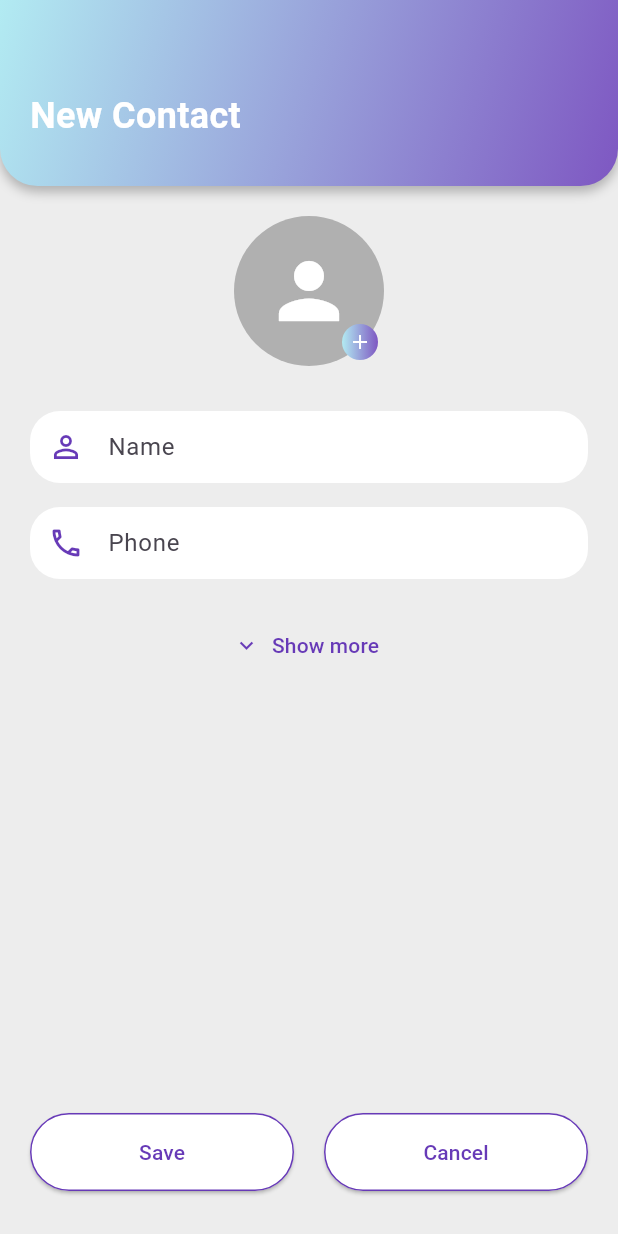
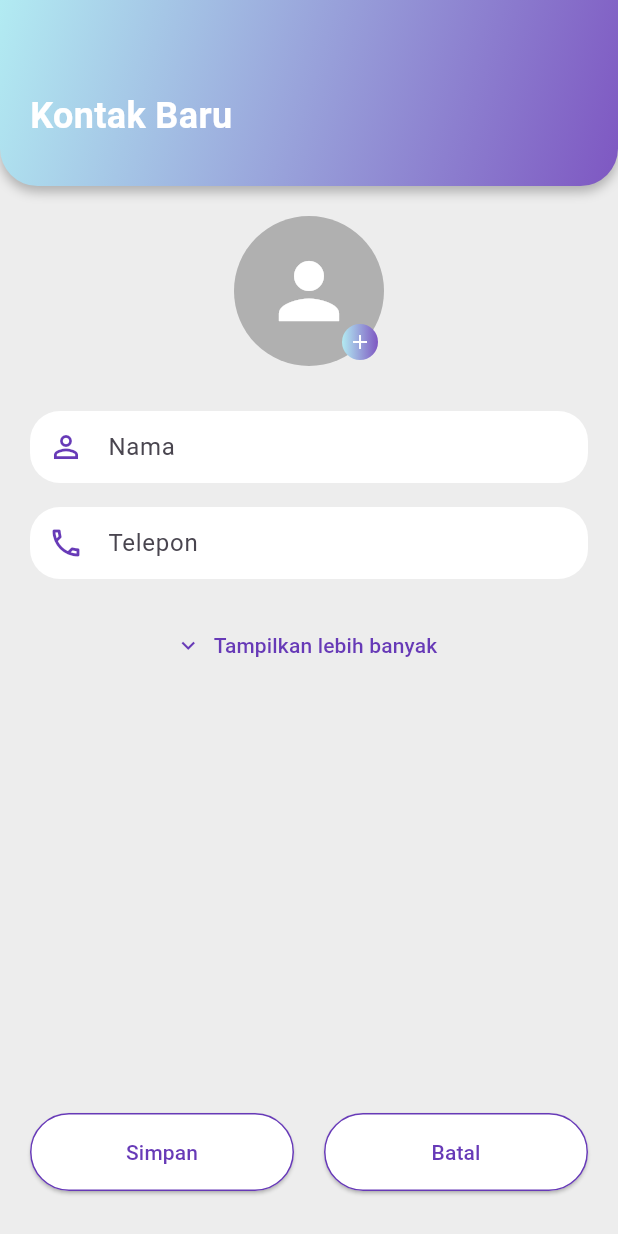
Before and after one commit to ginangela/flutter-phone, a Flutter app: the screen it shows after launch, after a tap on the "add" icon, on a phone screen of 412 x 824 dp. Run offline on Flutter 3.47's test engine with Material 3 defaults, Android fonts, the phone set to English and light mode, and no system bars; our stand-ins replace sqflite, sqflite_common_ffi, sqflite_common_ffi_web; accounts and stored records are empty; network calls fail.

Commit message:
search engine

```diff
--- a/lib/db/database_helper.dart
+++ b/lib/db/database_helper.dart
@@ -27,7 +27,8 @@ class DatabaseHelper {
             name TEXT,
             phone TEXT,
             email TEXT,
-            label TEXT
+            label TEXT,
+            profileImage TEXT
           )
         ''');
       },
--- a/lib/main.dart
+++ b/lib/main.dart
@@ -6,19 +6,25 @@ import 'pages/contact.dart';
 import 'pages/add_contact.dart';
 import 'pages/edit_contact.dart';
 import 'models/contact_model.dart';
+import 'package:path/path.dart';
+
+
+
 
 void main() async {
-  WidgetsFlutterBinding.ensureInitialized();  // Pastikan binding diinisialisasi terlebih dahulu
+  WidgetsFlutterBinding.ensureInitialized();
 
   if (kIsWeb) {
-    databaseFactory = databaseFactoryFfiWeb; // Gunakan untuk web
+    databaseFactory = databaseFactoryFfiWeb;
   } else {
     sqfliteFfiInit();
-    databaseFactory = databaseFactoryFfi; // Untuk platform selain web
+    databaseFactory = databaseFactoryFfi;
+
   }
 
   runApp(const MyApp());
 }
+
 
 class MyApp extends StatelessWidget {
   const MyApp({super.key});
--- a/lib/models/contact_model.dart
+++ b/lib/models/contact_model.dart
@@ -1,17 +1,21 @@
+import 'dart:io';  // Untuk menggunakan File
+
 class Contact {
-  int? id; // id di-set nullable karena akan di-generate oleh database
+  int? id;  // id di-set nullable karena akan di-generate oleh database
   String name;
   String phone;
   String? email;
   String label;
+  File? profileImage;  // Properti baru untuk gambar profil
 
   // Menjadikan id nullable sehingga tidak wajib diisi
   Contact({
-    this.id, // id bersifat nullable
+    this.id,  // id bersifat nullable
     required this.name,
     required this.phone,
     this.email,
     required this.label,
+    this.profileImage,  // Menambahkan parameter untuk gambar profil
   });
 
   // Fungsi untuk mengonversi Contact menjadi Map (untuk disimpan ke DB)
@@ -22,17 +26,19 @@ class Contact {
       'phone': phone,
       'email': email,
       'label': label,
+      'profileImage': profileImage?.path,  // Menyimpan path gambar profil (jika ada)
     };
   }
 
   // Fungsi untuk mengonversi Map menjadi Contact (ketika membaca data dari DB)
   factory Contact.fromMap(Map<String, dynamic> map) {
     return Contact(
-      id: map['id'], // Mengambil id dari database
+      id: map['id'],  // Mengambil id dari database
       name: map['name'],
       phone: map['phone'],
       email: map['email'],
       label: map['label'],
+      profileImage: map['profileImage'] != null ? File(map['profileImage']) : null,  // Membaca gambar profil (jika ada)
     );
   }
 }
--- a/lib/pages/add_contact.dart
+++ b/lib/pages/add_contact.dart
@@ -1,7 +1,7 @@
 import 'package:flutter/material.dart';
 import '../db/database_helper.dart';
 import '../models/contact_model.dart';
-
+import 'package:flutter_phone/pages/detail_contact.dart';
 
 class AddContactPage extends StatefulWidget {
   const AddContactPage({super.key});
@@ -17,7 +17,6 @@ class _AddContactPageState extends State<AddContactPage> {
 
   bool showMore = false;
   String? selectedLabel;
-
   final List<String> labelOptions = ['Personal', 'Work'];
 
   void saveContact() async {
@@ -28,7 +27,7 @@ class _AddContactPageState extends State<AddContactPage> {
     if (name.isEmpty || phone.isEmpty) {
       ScaffoldMessenger.of(context).showSnackBar(
         const SnackBar(
-        content: Text('Please fill in Name and Phone'),
+          content: Text('Harap isi Nama dan Telepon'),
           backgroundColor: Colors.red,
         ),
       );
@@ -42,7 +41,7 @@ class _AddContactPageState extends State<AddContactPage> {
       label: selectedLabel ?? 'Personal',
     );
 
-  // Tampilkan loading
+    // Tampilkan loading spinner
     showDialog(
       context: context,
       barrierDismissible: false,
@@ -50,23 +49,40 @@ class _AddContactPageState extends State<AddContactPage> {
     );
 
     try {
-    await DatabaseHelper().insertContact(newContact);
-    Navigator.pop(context); // tutup loading
+      // Simpan kontak dan ambil ID-nya
+      int insertedId = await DatabaseHelper().insertContact(newContact);
+      newContact.id = insertedId;
+
+      Navigator.pop(context); // Tutup spinner
 
       ScaffoldMessenger.of(context).showSnackBar(
         const SnackBar(
-        content: Text('Contact saved successfully'),
+          content: Text('Kontak berhasil disimpan'),
           backgroundColor: Colors.green,
         ),
       );
 
-    Navigator.pop(context); // kembali ke halaman sebelumnya
+      // Arahkan ke halaman detail kontak
+      Navigator.pushReplacement(
+        context,
+        MaterialPageRoute(
+          builder:
+              (context) => ContactDetailPage(
+                id: newContact.id!,
+                name: newContact.name,
+                phone: newContact.phone,
+                email: newContact.email ?? '',
+                label: newContact.label,
+                profileImage: newContact.profileImage,
+              ),
+        ),
+      );
     } catch (e) {
-    Navigator.pop(context); // tutup loading
+      Navigator.pop(context); // Tutup spinner jika error
 
       ScaffoldMessenger.of(context).showSnackBar(
         SnackBar(
-        content: Text('Failed to save contact: $e'),
+          content: Text('Gagal menyimpan kontak: $e'),
           backgroundColor: Colors.red,
         ),
       );
@@ -80,7 +96,12 @@ class _AddContactPageState extends State<AddContactPage> {
       body: Column(
         children: [
           Container(
-            padding: const EdgeInsets.only(top: 60, left: 20, right: 20, bottom: 30),
+            padding: const EdgeInsets.only(
+              top: 60,
+              left: 20,
+              right: 20,
+              bottom: 30,
+            ),
             decoration: const BoxDecoration(
               gradient: LinearGradient(
                 colors: [Color(0xFFB2EBF2), Color(0xFF7E57C2)],
@@ -102,7 +123,7 @@ class _AddContactPageState extends State<AddContactPage> {
             child: const Align(
               alignment: Alignment.centerLeft,
               child: Text(
-                'New Contact',
+                'Kontak Baru',
                 style: TextStyle(
                   fontSize: 24,
                   fontWeight: FontWeight.bold,
@@ -142,13 +163,13 @@ class _AddContactPageState extends State<AddContactPage> {
               children: [
                 CustomInputField(
                   icon: Icons.person_outline,
-                  hint: 'Name',
+                  hint: 'Nama',
                   controller: nameController,
                 ),
                 const SizedBox(height: 16),
                 CustomInputField(
                   icon: Icons.phone_outlined,
-                  hint: 'Phone',
+                  hint: 'Telepon',
                   controller: phoneController,
                   keyboardType: TextInputType.phone,
                 ),
@@ -174,11 +195,12 @@ class _AddContactPageState extends State<AddContactPage> {
                           children: const [
                             Icon(Icons.label_outline, color: Colors.deepPurple),
                             SizedBox(width: 8),
-                            Text('Labels'),
+                            Text('Label'),
                           ],
                         ),
                         isExpanded: true,
-                        items: labelOptions.map((label) {
+                        items:
+                            labelOptions.map((label) {
                               return DropdownMenuItem<String>(
                                 value: label,
                                 child: Text(label),
@@ -208,7 +230,7 @@ class _AddContactPageState extends State<AddContactPage> {
               color: Colors.deepPurple,
             ),
             label: Text(
-              showMore ? "Show less" : "Show more",
+              showMore ? "Tampilkan lebih sedikit" : "Tampilkan lebih banyak",
               style: const TextStyle(color: Colors.deepPurple),
             ),
           ),
@@ -230,7 +252,7 @@ class _AddContactPageState extends State<AddContactPage> {
                       padding: const EdgeInsets.symmetric(vertical: 16),
                     ),
                     child: const Text(
-                      'Save',
+                      'Simpan',
                       style: TextStyle(color: Colors.deepPurple),
                     ),
                   ),
@@ -250,7 +272,7 @@ class _AddContactPageState extends State<AddContactPage> {
                       padding: const EdgeInsets.symmetric(vertical: 16),
                     ),
                     child: const Text(
-                      'Cancel',
+                      'Batal',
                       style: TextStyle(color: Colors.deepPurple),
                     ),
                   ),
--- a/lib/pages/contact.dart
+++ b/lib/pages/contact.dart
@@ -29,7 +29,9 @@ class ContactsPage extends StatefulWidget {
 }
 
 class _ContactsPageState extends State<ContactsPage> {
-  late Future<List<Contact>> _contactsFuture;
+  final TextEditingController _searchController = TextEditingController();
+  List<Contact> _allContacts = [];
+  List<Contact> _filteredContacts = [];
 
   void _insertDummyContact() async {
     final dbHelper = DatabaseHelper();
@@ -44,7 +46,7 @@ class _ContactsPageState extends State<ContactsPage> {
           label: 'Personal',
         ),
       );
-      _loadContacts(); // Memuat ulang tanpa perlu setState karena ada di dalam _loadContacts
+      _loadContacts();
     }
   }
 
@@ -55,9 +57,24 @@ class _ContactsPageState extends State<ContactsPage> {
     _insertDummyContact();
   }
 
-  void _loadContacts() {
+  void _loadContacts() async {
+    final contacts = await DatabaseHelper().getAllContacts();
     setState(() {
-      _contactsFuture = DatabaseHelper().getAllContacts();
+      _allContacts = contacts;
+      _filteredContacts = contacts;
+    });
+  }
+
+  void _searchContacts(String query) {
+    final filtered = _allContacts.where((contact) {
+      final nameLower = contact.name.toLowerCase();
+      final phoneLower = contact.phone.toLowerCase();
+      final searchLower = query.toLowerCase();
+      return nameLower.contains(searchLower) || phoneLower.contains(searchLower);
+    }).toList();
+
+    setState(() {
+      _filteredContacts = filtered;
     });
   }
 
@@ -108,6 +125,8 @@ class _ContactsPageState extends State<ContactsPage> {
           Padding(
             padding: const EdgeInsets.symmetric(horizontal: 20),
             child: TextField(
+              controller: _searchController,
+              onChanged: _searchContacts,
               decoration: InputDecoration(
                 hintText: 'Search contacts',
                 prefixIcon: Icon(Icons.search, color: Colors.deepPurple),
@@ -123,22 +142,13 @@ class _ContactsPageState extends State<ContactsPage> {
           ),
           const SizedBox(height: 20),
           Expanded(
-            child: FutureBuilder<List<Contact>>(
-              future: _contactsFuture,
-              builder: (context, snapshot) {
-                if (snapshot.connectionState == ConnectionState.waiting) {
-                  return const Center(child: CircularProgressIndicator());
-                } else if (snapshot.hasError) {
-                  return const Center(child: Text('Gagal memuat kontak'));
-                } else if (!snapshot.hasData || snapshot.data!.isEmpty) {
-                  return const Center(child: Text('Belum ada kontak'));
-                } else {
-                  final contacts = snapshot.data!;
-                  return ListView.builder(
+            child: _filteredContacts.isEmpty
+                ? const Center(child: Text('Kontak tidak ditemukan'))
+                : ListView.builder(
                     padding: const EdgeInsets.symmetric(horizontal: 20),
-                    itemCount: contacts.length,
+                    itemCount: _filteredContacts.length,
                     itemBuilder: (context, index) {
-                      final contact = contacts[index];
+                      final contact = _filteredContacts[index];
                       return GestureDetector(
                         onTap: () async {
                           final result = await Navigator.push(
@@ -161,10 +171,7 @@ class _ContactsPageState extends State<ContactsPage> {
                         child: ContactCard(contact: contact),
                       );
                     },
-                  );
-                }
-              },
-            ),
+                  ),
           ),
         ],
       ),
```
Also changed, not shown: lib/pages/detail_contact.dart (+19 -64 lines). Lines whose indentation alone changed are shown as unchanged.
